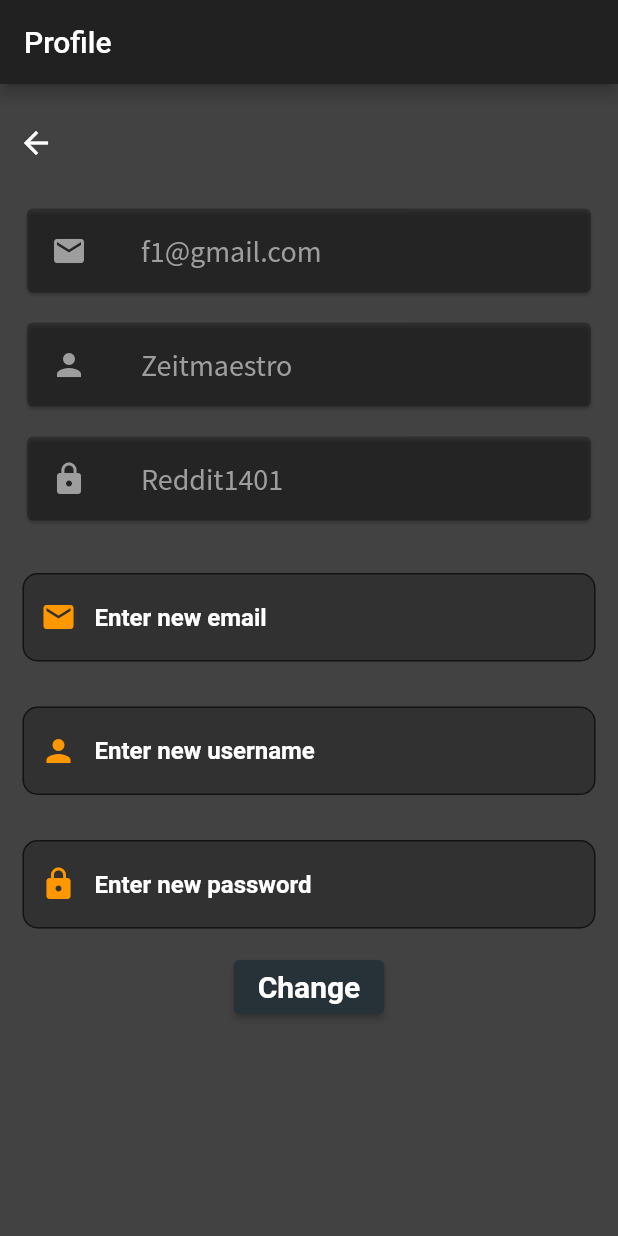
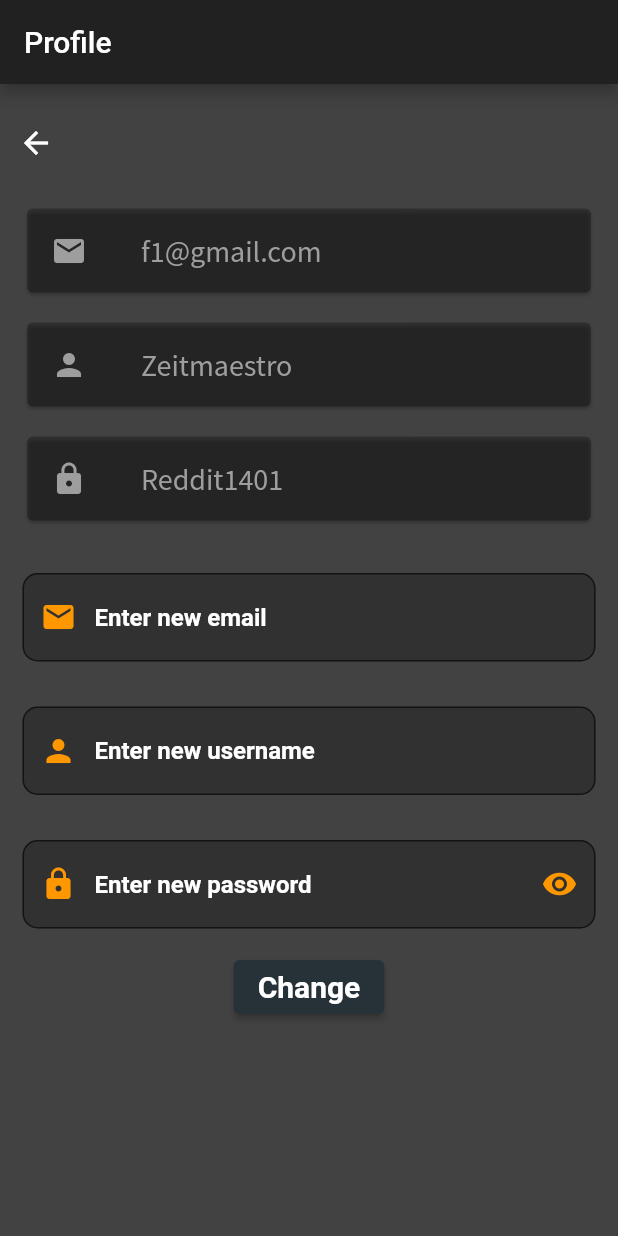
Before and after one commit to Arash-ra03/Ap-Final-Project, a Flutter app: the ProfilePage screen opened by its route, on a phone screen of 412 x 824 dp. Run offline on Flutter 3.47's test engine with Material 2 defaults, Android fonts, the phone set to English and light mode, and no system bars.

Commit message:
added visibility to profile page

```diff
--- a/lib/Pages/settings_page.dart
+++ b/lib/Pages/settings_page.dart
@@ -5,6 +5,7 @@ class SettingsPage extends StatefulWidget {
 }
 
 class _SettingsPageState extends State<SettingsPage> {
+
   @override
   Widget build(BuildContext context) {
     return Scaffold(
@@ -109,7 +110,13 @@ class _SettingsPageState extends State<SettingsPage> {
   }
 }
 
-class ProfilePage extends StatelessWidget {
+class ProfilePage extends StatefulWidget {
+  _ProfilePageState createState() => _ProfilePageState();
+}
+
+class _ProfilePageState extends State<ProfilePage> {
+  bool _isHidden = true;
+
   @override
   Widget build(BuildContext context) {
     return Scaffold(
@@ -259,7 +266,51 @@ class ProfilePage extends StatelessWidget {
                     ),
                   ),
                 ),
+
                 Padding(
+                  padding: const EdgeInsets.all(15.0),
+                  child: TextField(
+                    obscureText: _isHidden,
+                    style: TextStyle(
+                      color: Colors.white,
+                    ),
+                    decoration: InputDecoration(
+                      filled: true,
+                      fillColor: Colors.black26,
+                      hintText: 'Enter new password',
+                      hintStyle: TextStyle(
+                        color: Colors.white,
+                        fontWeight: FontWeight.bold,
+                      ),
+                      border: OutlineInputBorder(
+                        borderRadius: BorderRadius.circular(10.0),
+                      ),
+                      focusedBorder: OutlineInputBorder(
+                        borderRadius: BorderRadius.circular(10.0),
+                        borderSide: BorderSide(
+                          color: Colors.orange,
+                        ),
+                      ),
+                      prefixIcon: Icon(
+                        Icons.lock,
+                        color: Colors.orange,
+                      ),
+                      suffixIcon: IconButton(
+                        icon: Icon(
+                          _isHidden
+                              ? Icons.visibility
+                              : Icons.visibility_off,
+                          color: Colors.orange,
+                        ),
+                        onPressed: () {
+                          setState(() {
+                            _isHidden = !_isHidden;
+                          });
+                        },
+                      ),
+                    ),
+                  ),
+                  /*
                   padding: const EdgeInsets.all(15.0),
                   child: TextField(
                     style: TextStyle(
@@ -283,7 +334,9 @@ class ProfilePage extends StatelessWidget {
                       ),
                     ),
                   ),
+                  */
                 ),
+
                 ElevatedButton(
                   style: ElevatedButton.styleFrom(primary: Colors.blueGrey[900]),
                   child: Text(
```
